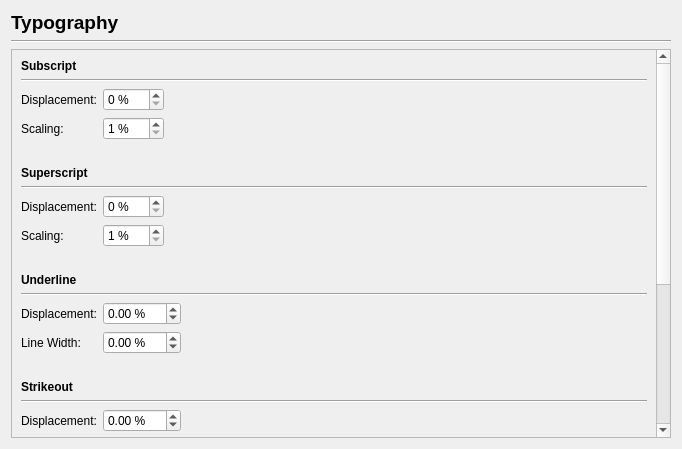
The window that Scribus/scribus/ui/prefs_typographybase.ui (AlterScribus/ece15) describes before a commit, drawn with Qt 5.
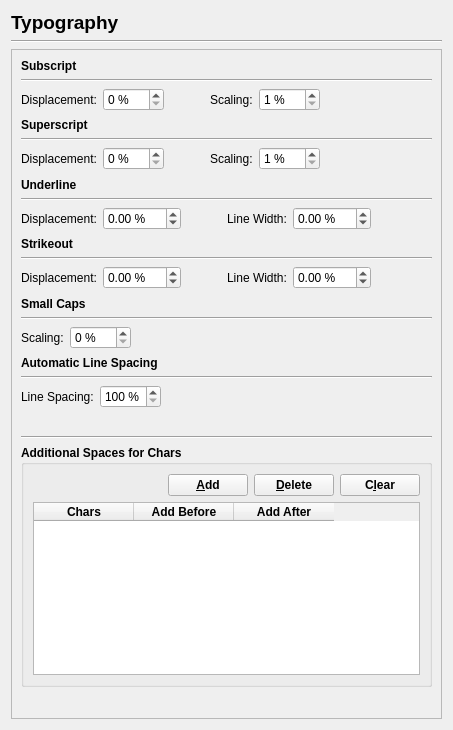
The same window after the commit. Custom widgets are drawn as their Qt base class.

Commit message: Typographic spaces for glyphs

The edit to the form file:
```diff
--- a/Scribus/scribus/ui/prefs_typographybase.ui
+++ b/Scribus/scribus/ui/prefs_typographybase.ui
@@ -6,8 +6,8 @@
    <rect>
     <x>0</x>
     <y>0</y>
-    <width>682</width>
-    <height>449</height>
+    <width>453</width>
+    <height>730</height>
    </rect>
   </property>
   <property name="windowTitle">
@@ -44,9 +44,9 @@
       <property name="geometry">
        <rect>
         <x>0</x>
-        <y>-305</y>
-        <width>645</width>
-        <height>697</height>
+        <y>0</y>
+        <width>431</width>
+        <height>673</height>
        </rect>
       </property>
       <layout class="QVBoxLayout" name="verticalLayout">
@@ -71,13 +71,7 @@
         </widget>
        </item>
        <item>
-        <layout class="QFormLayout" name="formLayout_3">
-         <property name="fieldGrowthPolicy">
-          <enum>QFormLayout::FieldsStayAtSizeHint</enum>
-         </property>
-         <property name="formAlignment">
-          <set>Qt::AlignLeading|Qt::AlignLeft|Qt::AlignTop</set>
-         </property>
+        <layout class="QGridLayout" name="gridLayout">
          <item row="0" column="0">
           <widget class="QLabel" name="label_5">
            <property name="text">
@@ -85,17 +79,7 @@
            </property>
           </widget>
          </item>
-         <item row="0" column="1">
-          <widget class="QSpinBox" name="subscriptDisplacementSpinBox">
-           <property name="suffix">
-            <string> %</string>
-           </property>
-           <property name="maximum">
-            <number>100</number>
-           </property>
-          </widget>
-         </item>
-         <item row="1" column="1">
+         <item row="0" column="4">
           <widget class="QSpinBox" name="subscriptScalingSpinBox">
            <property name="suffix">
             <string> %</string>
@@ -108,13 +92,52 @@
            </property>
           </widget>
          </item>
-         <item row="1" column="0">
+         <item row="0" column="3">
           <widget class="QLabel" name="label_6">
            <property name="text">
             <string>Scaling:</string>
            </property>
           </widget>
          </item>
+         <item row="0" column="2">
+          <spacer name="horizontalSpacer">
+           <property name="orientation">
+            <enum>Qt::Horizontal</enum>
+           </property>
+           <property name="sizeType">
+            <enum>QSizePolicy::Minimum</enum>
+           </property>
+           <property name="sizeHint" stdset="0">
+            <size>
+             <width>40</width>
+             <height>20</height>
+            </size>
+           </property>
+          </spacer>
+         </item>
+         <item row="0" column="1">
+          <widget class="QSpinBox" name="subscriptDisplacementSpinBox">
+           <property name="suffix">
+            <string> %</string>
+           </property>
+           <property name="maximum">
+            <number>100</number>
+           </property>
+          </widget>
+         </item>
+         <item row="0" column="5">
+          <spacer name="horizontalSpacer_2">
+           <property name="orientation">
+            <enum>Qt::Horizontal</enum>
+           </property>
+           <property name="sizeHint" stdset="0">
+            <size>
+             <width>40</width>
+             <height>20</height>
+            </size>
+           </property>
+          </spacer>
+         </item>
         </layout>
        </item>
        <item>
@@ -123,7 +146,7 @@
           <enum>Qt::Vertical</enum>
          </property>
          <property name="sizeType">
-          <enum>QSizePolicy::Fixed</enum>
+          <enum>QSizePolicy::Expanding</enum>
          </property>
          <property name="sizeHint" stdset="0">
           <size>
@@ -154,13 +177,36 @@
         </widget>
        </item>
        <item>
-        <layout class="QFormLayout" name="formLayout_2">
-         <property name="fieldGrowthPolicy">
-          <enum>QFormLayout::FieldsStayAtSizeHint</enum>
-         </property>
-         <property name="formAlignment">
-          <set>Qt::AlignLeading|Qt::AlignLeft|Qt::AlignTop</set>
-         </property>
+        <layout class="QGridLayout" name="gridLayout_2">
+         <item row="0" column="4">
+          <widget class="QSpinBox" name="superscriptScalingSpinBox">
+           <property name="suffix">
+            <string> %</string>
+           </property>
+           <property name="minimum">
+            <number>1</number>
+           </property>
+           <property name="maximum">
+            <number>100</number>
+           </property>
+          </widget>
+         </item>
+         <item row="0" column="2">
+          <spacer name="horizontalSpacer_3">
+           <property name="orientation">
+            <enum>Qt::Horizontal</enum>
+           </property>
+           <property name="sizeType">
+            <enum>QSizePolicy::Maximum</enum>
+           </property>
+           <property name="sizeHint" stdset="0">
+            <size>
+             <width>40</width>
+             <height>20</height>
+            </size>
+           </property>
+          </spacer>
+         </item>
          <item row="0" column="0">
           <widget class="QLabel" name="label_7">
            <property name="text">
@@ -168,36 +214,36 @@
            </property>
           </widget>
          </item>
-         <item row="0" column="1">
-          <widget class="QSpinBox" name="superscriptDisplacementSpinBox">
-           <property name="suffix">
-            <string> %</string>
-           </property>
-           <property name="maximum">
-            <number>100</number>
-           </property>
-          </widget>
-         </item>
-         <item row="1" column="0">
+         <item row="0" column="3">
           <widget class="QLabel" name="label_8">
            <property name="text">
             <string>Scaling:</string>
            </property>
           </widget>
          </item>
-         <item row="1" column="1">
-          <widget class="QSpinBox" name="superscriptScalingSpinBox">
+         <item row="0" column="1">
+          <widget class="QSpinBox" name="superscriptDisplacementSpinBox">
            <property name="suffix">
             <string> %</string>
            </property>
-           <property name="minimum">
-            <number>1</number>
-           </property>
            <property name="maximum">
             <number>100</number>
            </property>
           </widget>
          </item>
+         <item row="0" column="5">
+          <spacer name="horizontalSpacer_4">
+           <property name="orientation">
+            <enum>Qt::Horizontal</enum>
+           </property>
+           <property name="sizeHint" stdset="0">
+            <size>
+             <width>40</width>
+             <height>20</height>
+            </size>
+           </property>
+          </spacer>
+         </item>
         </layout>
        </item>
        <item>
@@ -206,7 +252,7 @@
           <enum>Qt::Vertical</enum>
          </property>
          <property name="sizeType">
-          <enum>QSizePolicy::Fixed</enum>
+          <enum>QSizePolicy::Expanding</enum>
          </property>
          <property name="sizeHint" stdset="0">
           <size>
@@ -237,28 +283,34 @@
         </widget>
        </item>
        <item>
-        <layout class="QFormLayout" name="formLayout">
-         <property name="fieldGrowthPolicy">
-          <enum>QFormLayout::FieldsStayAtSizeHint</enum>
-         </property>
-         <property name="formAlignment">
-          <set>Qt::AlignLeading|Qt::AlignLeft|Qt::AlignTop</set>
-         </property>
-         <item row="0" column="0">
-          <widget class="QLabel" name="label_9">
-           <property name="text">
-            <string>Displacement:</string>
+        <layout class="QGridLayout" name="gridLayout_3">
+         <item row="0" column="1">
+          <widget class="QDoubleSpinBox" name="underlineDisplacementSpinBox">
+           <property name="wrapping">
+            <bool>true</bool>
+           </property>
+           <property name="specialValueText">
+            <string>Auto</string>
+           </property>
+           <property name="suffix">
+            <string> %</string>
+           </property>
+           <property name="minimum">
+            <double>-0.100000000000000</double>
+           </property>
+           <property name="maximum">
+            <double>100.000000000000000</double>
            </property>
           </widget>
          </item>
-         <item row="1" column="0">
+         <item row="0" column="3">
           <widget class="QLabel" name="label_10">
            <property name="text">
             <string>Line Width:</string>
            </property>
           </widget>
          </item>
-         <item row="1" column="1">
+         <item row="0" column="4">
           <widget class="QDoubleSpinBox" name="underlineLineWidthSpinBox">
            <property name="wrapping">
             <bool>true</bool>
@@ -277,25 +329,42 @@
            </property>
           </widget>
          </item>
-         <item row="0" column="1">
-          <widget class="QDoubleSpinBox" name="underlineDisplacementSpinBox">
-           <property name="wrapping">
-            <bool>true</bool>
+         <item row="0" column="2">
+          <spacer name="horizontalSpacer_5">
+           <property name="orientation">
+            <enum>Qt::Horizontal</enum>
            </property>
-           <property name="specialValueText">
-            <string>Auto</string>
+           <property name="sizeType">
+            <enum>QSizePolicy::Maximum</enum>
            </property>
-           <property name="suffix">
-            <string> %</string>
+           <property name="sizeHint" stdset="0">
+            <size>
+             <width>40</width>
+             <height>20</height>
+            </size>
            </property>
-           <property name="minimum">
-            <double>-0.100000000000000</double>
-           </property>
-           <property name="maximum">
-            <double>100.000000000000000</double>
+          </spacer>
+         </item>
+         <item row="0" column="0">
+          <widget class="QLabel" name="label_9">
+           <property name="text">
+            <string>Displacement:</string>
            </property>
           </widget>
          </item>
+         <item row="0" column="5">
+          <spacer name="horizontalSpacer_6">
+           <property name="orientation">
+            <enum>Qt::Horizontal</enum>
+           </property>
+           <property name="sizeHint" stdset="0">
+            <size>
+             <width>40</width>
+             <height>20</height>
+            </size>
+           </property>
+          </spacer>
+         </item>
         </layout>
        </item>
        <item>
@@ -304,7 +373,7 @@
           <enum>Qt::Vertical</enum>
          </property>
          <property name="sizeType">
-          <enum>QSizePolicy::Fixed</enum>
+          <enum>QSizePolicy::Expanding</enum>
          </property>
          <property name="sizeHint" stdset="0">
           <size>
@@ -335,13 +404,49 @@
         </widget>
        </item>
        <item>
-        <layout class="QFormLayout" name="formLayout_4">
-         <property name="fieldGrowthPolicy">
-          <enum>QFormLayout::FieldsStayAtSizeHint</enum>
-         </property>
-         <property name="formAlignment">
-          <set>Qt::AlignLeading|Qt::AlignLeft|Qt::AlignTop</set>
-         </property>
+        <layout class="QGridLayout" name="gridLayout_4">
+         <item row="0" column="2">
+          <spacer name="horizontalSpacer_7">
+           <property name="orientation">
+            <enum>Qt::Horizontal</enum>
+           </property>
+           <property name="sizeType">
+            <enum>QSizePolicy::Maximum</enum>
+           </property>
+           <property name="sizeHint" stdset="0">
+            <size>
+             <width>40</width>
+             <height>20</height>
+            </size>
+           </property>
+          </spacer>
+         </item>
+         <item row="0" column="4">
+          <widget class="QDoubleSpinBox" name="strikeoutLineWidthSpinBox">
+           <property name="wrapping">
+            <bool>true</bool>
+           </property>
+           <property name="specialValueText">
+            <string>Auto</string>
+           </property>
+           <property name="suffix">
+            <string> %</string>
+           </property>
+           <property name="minimum">
+            <double>-0.100000000000000</double>
+           </property>
+           <property name="maximum">
+            <double>100.000000000000000</double>
+           </property>
+          </widget>
+         </item>
+         <item row="0" column="3">
+          <widget class="QLabel" name="label_13">
+           <property name="text">
+            <string>Line Width:</string>
+           </property>
+          </widget>
+         </item>
          <item row="0" column="0">
           <widget class="QLabel" name="label_12">
            <property name="text">
@@ -368,31 +473,18 @@
            </property>
           </widget>
          </item>
-         <item row="1" column="0">
-          <widget class="QLabel" name="label_13">
-           <property name="text">
-            <string>Line Width:</string>
+         <item row="0" column="5">
+          <spacer name="horizontalSpacer_8">
+           <property name="orientation">
+            <enum>Qt::Horizontal</enum>
            </property>
-          </widget>
-         </item>
-         <item row="1" column="1">
-          <widget class="QDoubleSpinBox" name="strikeoutLineWidthSpinBox">
-           <property name="wrapping">
-            <bool>true</bool>
+           <property name="sizeHint" stdset="0">
+            <size>
+             <width>40</width>
+             <height>20</height>
+            </size>
            </property>
-           <property name="specialValueText">
-            <string>Auto</string>
-           </property>
-           <property name="suffix">
-            <string> %</string>
-           </property>
-           <property name="minimum">
-            <double>-0.100000000000000</double>
-           </property>
-           <property name="maximum">
-            <double>100.000000000000000</double>
-           </property>
-          </widget>
+          </spacer>
          </item>
         </layout>
        </item>
@@ -402,7 +494,7 @@
           <enum>Qt::Vertical</enum>
          </property>
          <property name="sizeType">
-          <enum>QSizePolicy::Fixed</enum>
+          <enum>QSizePolicy::Expanding</enum>
          </property>
          <property name="sizeHint" stdset="0">
           <size>
@@ -465,7 +557,7 @@
           <enum>Qt::Vertical</enum>
          </property>
          <property name="sizeType">
-          <enum>QSizePolicy::Fixed</enum>
+          <enum>QSizePolicy::Expanding</enum>
          </property>
          <property name="sizeHint" stdset="0">
           <size>
@@ -525,50 +617,6 @@
          </item>
         </layout>
        </item>
-       <item>
-        <spacer name="verticalSpacer_7">
-         <property name="orientation">
-          <enum>Qt::Vertical</enum>
-         </property>
-         <property name="sizeHint" stdset="0">
-          <size>
-           <width>20</width>
-           <height>40</height>
-          </size>
-         </property>
-        </spacer>
-       </item>
-       <item>
-        <widget class="QLabel" name="label_16">
-         <property name="font">
-          <font>
-           <weight>75</weight>
-           <bold>true</bold>
-          </font>
-         </property>
-         <property name="text">
-          <string>Fit glyph in text frame</string>
-         </property>
-        </widget>
-       </item>
-       <item>
-        <widget class="Line" name="line_8">
-         <property name="orientation">
-          <enum>Qt::Horizontal</enum>
-         </property>
-        </widget>
-       </item>
-       <item>
-        <layout class="QFormLayout" name="formLayout_7">
-         <item row="0" column="0">
-          <widget class="QCheckBox" name="allowOutsideDescents">
-           <property name="text">
-            <string>If glyph baseline fit in frame (allow glyph`s descents exits outside frame`s bottom line)</string>
-           </property>
-          </widget>
-         </item>
-        </layout>
-       </item>
        <item>
         <spacer name="verticalSpacer_3">
          <property name="orientation">
@@ -577,7 +625,120 @@
          <property name="sizeHint" stdset="0">
           <size>
            <width>20</width>
-           <height>34</height>
+           <height>40</height>
+          </size>
+         </property>
+        </spacer>
+       </item>
+       <item>
+        <widget class="Line" name="line_8">
+         <property name="orientation">
+          <enum>Qt::Horizontal</enum>
+         </property>
+        </widget>
+       </item>
+       <item>
+        <widget class="QGroupBox" name="groupBox">
+         <property name="font">
+          <font>
+           <weight>75</weight>
+           <bold>true</bold>
+          </font>
+         </property>
+         <property name="title">
+          <string>Additional Spaces for Chars</string>
+         </property>
+         <layout class="QVBoxLayout" name="verticalLayout_3">
+          <item>
+           <layout class="QHBoxLayout" name="horizontalLayout">
+            <item>
+             <spacer name="spacer">
+              <property name="orientation">
+               <enum>Qt::Horizontal</enum>
+              </property>
+              <property name="sizeType">
+               <enum>QSizePolicy::Expanding</enum>
+              </property>
+              <property name="sizeHint" stdset="0">
+               <size>
+                <width>192</width>
+                <height>21</height>
+               </size>
+              </property>
+             </spacer>
+            </item>
+            <item>
+             <widget class="QPushButton" name="addButton">
+              <property name="text">
+               <string>&amp;Add</string>
+              </property>
+              <property name="shortcut">
+               <string>Alt+A</string>
+              </property>
+             </widget>
+            </item>
+            <item>
+             <widget class="QPushButton" name="deleteButton">
+              <property name="text">
+               <string>&amp;Delete</string>
+              </property>
+              <property name="shortcut">
+               <string>Alt+D</string>
+              </property>
+             </widget>
+            </item>
+            <item>
+             <widget class="QPushButton" name="clearButton">
+              <property name="text">
+               <string>C&amp;lear</string>
+              </property>
+              <property name="shortcut">
+               <string>Alt+L</string>
+              </property>
+             </widget>
+            </item>
+           </layout>
+          </item>
+          <item>
+           <widget class="ScTableWidget" name="spacesTable">
+            <property name="alternatingRowColors">
+             <bool>false</bool>
+            </property>
+            <property name="rowCount">
+             <number>0</number>
+            </property>
+            <property name="columnCount">
+             <number>3</number>
+            </property>
+            <column>
+             <property name="text">
+              <string>Chars</string>
+             </property>
+            </column>
+            <column>
+             <property name="text">
+              <string>Add Before</string>
+             </property>
+            </column>
+            <column>
+             <property name="text">
+              <string>Add After</string>
+             </property>
+            </column>
+           </widget>
+          </item>
+         </layout>
+        </widget>
+       </item>
+       <item>
+        <spacer name="verticalSpacer_7">
+         <property name="orientation">
+          <enum>Qt::Vertical</enum>
+         </property>
+         <property name="sizeHint" stdset="0">
+          <size>
+           <width>20</width>
+           <height>40</height>
           </size>
          </property>
         </spacer>
@@ -588,6 +749,13 @@
    </item>
   </layout>
  </widget>
+ <customwidgets>
+  <customwidget>
+   <class>ScTableWidget</class>
+   <extends>QTableWidget</extends>
+   <header>ui/sctablewidget.h</header>
+  </customwidget>
+ </customwidgets>
  <resources/>
  <connections/>
 </ui>
```
The commit also changes 12 other files.
